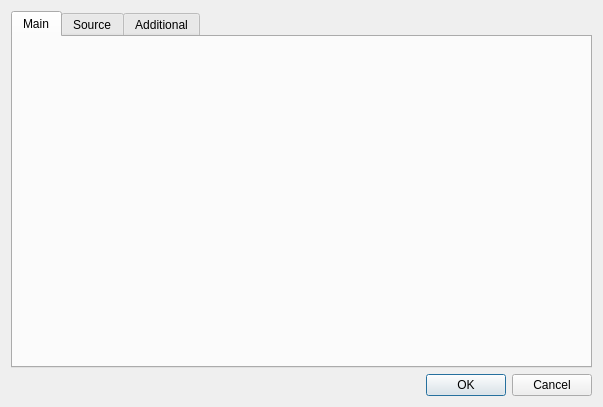
Above: data/gui/dlg_source_edit.ui from KarolBedkowski/mna before the change. Below: the same form after it.
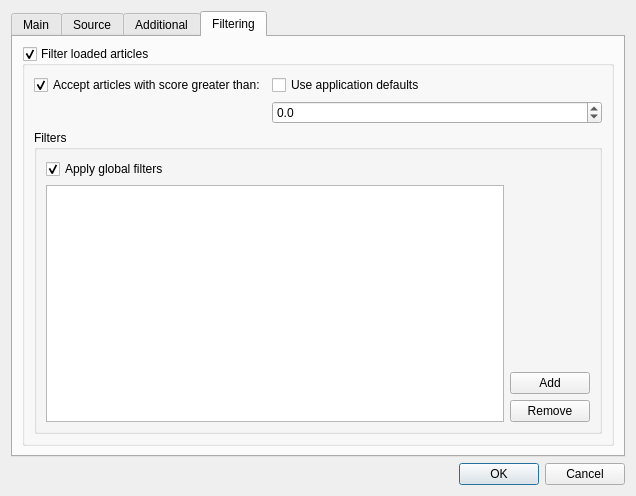
That is the form after the change. The open tabs and pages were chosen to show the change.

Commit message: add filtering tab to preferences / edit source dialogs

Diff of the .ui file:
```diff
--- a/data/gui/dlg_source_edit.ui
+++ b/data/gui/dlg_source_edit.ui
@@ -6,8 +6,8 @@
    <rect>
     <x>0</x>
     <y>0</y>
-    <width>603</width>
-    <height>407</height>
+    <width>636</width>
+    <height>496</height>
    </rect>
   </property>
   <property name="windowTitle">
@@ -179,6 +179,129 @@
        </item>
       </layout>
      </widget>
+     <widget class="QWidget" name="tab_4">
+      <attribute name="title">
+       <string>Filtering</string>
+      </attribute>
+      <layout class="QHBoxLayout" name="horizontalLayout">
+       <item>
+        <widget class="QGroupBox" name="gb_filter_articles">
+         <property name="title">
+          <string>Filter loaded articles</string>
+         </property>
+         <property name="checkable">
+          <bool>true</bool>
+         </property>
+         <layout class="QVBoxLayout" name="verticalLayout_6">
+          <item>
+           <layout class="QFormLayout" name="formLayout_2">
+            <item row="0" column="1">
+             <layout class="QVBoxLayout" name="verticalLayout_7">
+              <item>
+               <widget class="QCheckBox" name="cb_filter_score_default">
+                <property name="locale">
+                 <locale language="C" country="AnyCountry"/>
+                </property>
+                <property name="text">
+                 <string>Use application defaults</string>
+                </property>
+               </widget>
+              </item>
+              <item>
+               <widget class="QDoubleSpinBox" name="sp_minial_score">
+                <property name="decimals">
+                 <number>1</number>
+                </property>
+                <property name="minimum">
+                 <double>-100.000000000000000</double>
+                </property>
+                <property name="maximum">
+                 <double>100.000000000000000</double>
+                </property>
+               </widget>
+              </item>
+             </layout>
+            </item>
+            <item row="0" column="0">
+             <widget class="QCheckBox" name="cb_filter_score">
+              <property name="text">
+               <string>Accept articles with score greater than:</string>
+              </property>
+              <property name="checked">
+               <bool>true</bool>
+              </property>
+             </widget>
+            </item>
+           </layout>
+          </item>
+          <item>
+           <widget class="QGroupBox" name="groupBox_3">
+            <property name="title">
+             <string>Filters</string>
+            </property>
+            <layout class="QVBoxLayout" name="verticalLayout_8">
+             <item>
+              <widget class="QCheckBox" name="cb_global_filters">
+               <property name="text">
+                <string>Apply global filters</string>
+               </property>
+               <property name="checked">
+                <bool>true</bool>
+               </property>
+              </widget>
+             </item>
+             <item>
+              <layout class="QHBoxLayout" name="horizontalLayout_2">
+               <item>
+                <widget class="QListView" name="lv_filters"/>
+               </item>
+               <item>
+                <layout class="QVBoxLayout" name="verticalLayout_5">
+                 <item>
+                  <spacer name="verticalSpacer">
+                   <property name="orientation">
+                    <enum>Qt::Vertical</enum>
+                   </property>
+                   <property name="sizeHint" stdset="0">
+                    <size>
+                     <width>20</width>
+                     <height>40</height>
+                    </size>
+                   </property>
+                  </spacer>
+                 </item>
+                 <item>
+                  <widget class="QPushButton" name="b_add_filter">
+                   <property name="locale">
+                    <locale language="C" country="AnyCountry"/>
+                   </property>
+                   <property name="text">
+                    <string>Add</string>
+                   </property>
+                  </widget>
+                 </item>
+                 <item>
+                  <widget class="QPushButton" name="b_remove_filter">
+                   <property name="locale">
+                    <locale language="C" country="AnyCountry"/>
+                   </property>
+                   <property name="text">
+                    <string>Remove</string>
+                   </property>
+                  </widget>
+                 </item>
+                </layout>
+               </item>
+              </layout>
+             </item>
+            </layout>
+           </widget>
+          </item>
+         </layout>
+        </widget>
+       </item>
+      </layout>
+     </widget>
     </widget>
    </item>
    <item>
```
Left out of the diff: 18 changed lines with no effect on the pictures. The commit also changes 3 other files.
